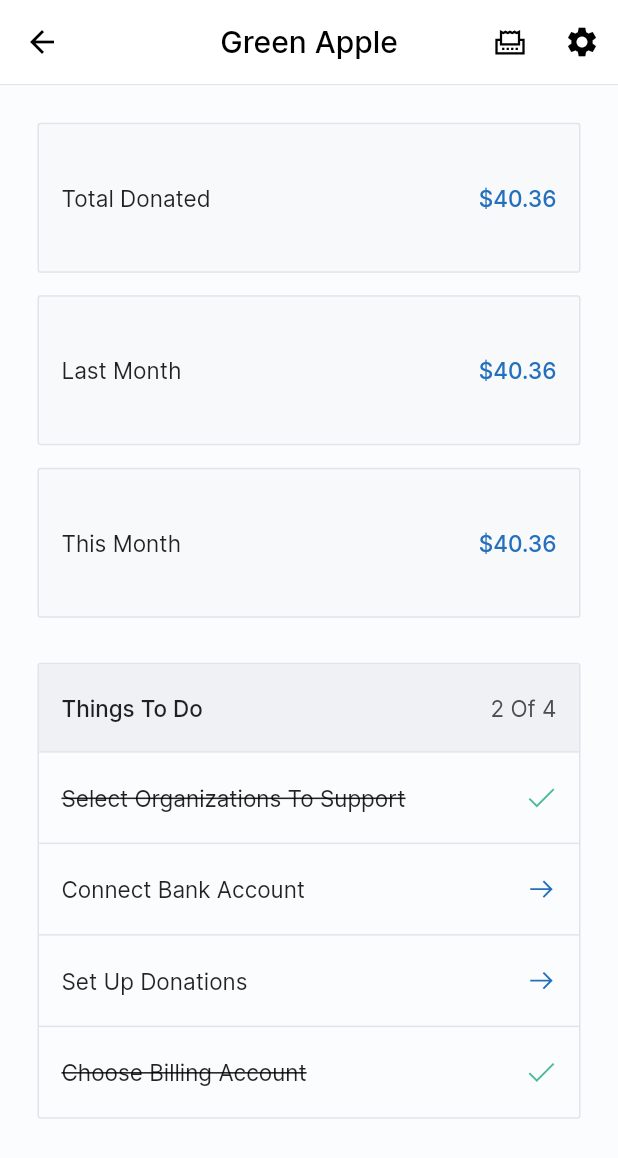
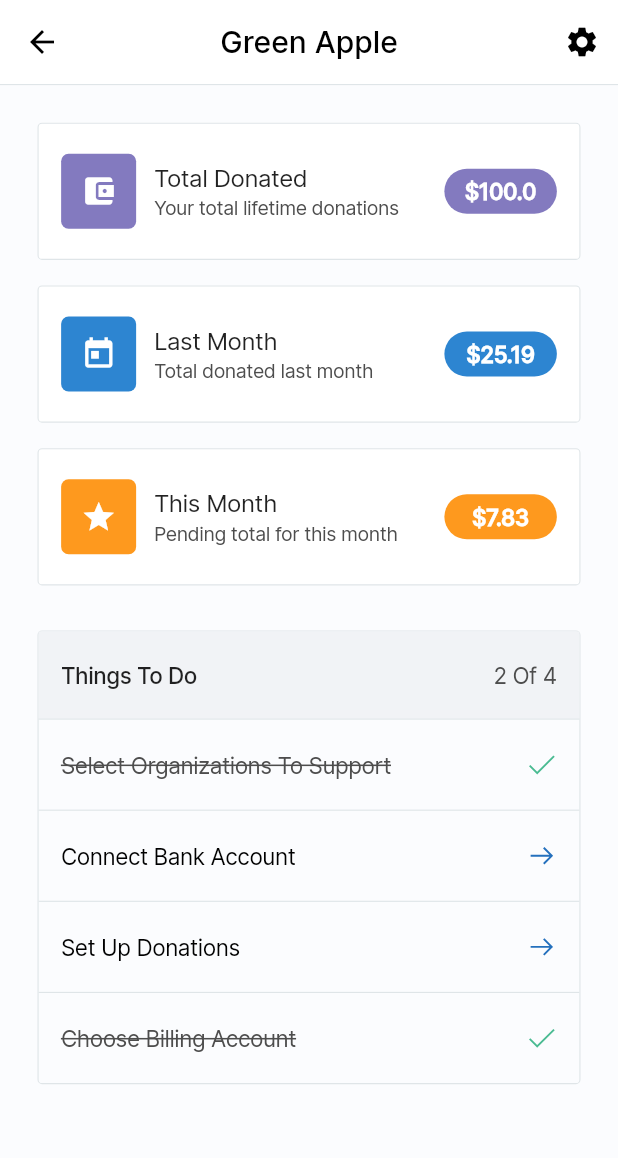
Before and after one commit to ReziaBanks/FyrePay, a Flutter app: the NewHomePage screen opened directly, on a phone screen of 412 x 824 dp. Shown: the top 1158 px of the screen. Run offline on Flutter 3.47's test engine with Material 2 defaults, Android fonts, the phone set to English and light mode, and no system bars; our stand-ins replace cached_network_image, cloud_firestore, firebase_auth, firebase_core, flutter_slidable, flutter_vector_icons and 3 more; accounts and stored records are empty.

Commit message:
FMA-6 Redesign Home Page (#11)

```diff
--- /dev/null
+++ b/lib/Components/Metric/metric_components.dart
@@ -0,0 +1,91 @@
+import 'package:flutter/material.dart';
+import 'package:green_apple_pay/Utility/Classes/Metric/metric_class.dart';
+import 'package:green_apple_pay/Utility/Misc/constants.dart';
+
+class AppMetricCard extends StatelessWidget {
+  final AppMetric metric;
+  final Function()? onPressed;
+
+  AppMetricCard(
+    this.metric, {
+    this.onPressed,
+  });
+
+  @override
+  Widget build(BuildContext context) {
+    return Material(
+      color: kWhiteColor,
+      borderRadius: BorderRadius.circular(3),
+      child: InkWell(
+        borderRadius: BorderRadius.circular(3),
+        onTap: onPressed,
+        child: Container(
+          padding: EdgeInsets.symmetric(horizontal: 15, vertical: 20),
+          decoration: BoxDecoration(
+            borderRadius: BorderRadius.circular(3),
+            border: Border.all(
+              width: 0.75,
+              color: Color(0xFFDFE5E8),
+            ),
+          ),
+          child: Row(
+            children: [
+              Container(
+                height: 50,
+                width: 50,
+                decoration: BoxDecoration(
+                    color: metric.color, borderRadius: BorderRadius.circular(5)),
+                child: Icon(
+                  metric.iconData,
+                  color: kWhiteColor,
+                ),
+              ),
+              SizedBox(width: 12),
+              Expanded(
+                child: Column(
+                  crossAxisAlignment: CrossAxisAlignment.start,
+                  children: [
+                    Text(
+                      metric.title,
+                      style: TextStyle(
+                        fontSize: 16,
+                        letterSpacing: kLetterSpacing,
+                      ),
+                    ),
+                    SizedBox(height: 3),
+                    Text(
+                      metric.subtitle,
+                      style: TextStyle(
+                        fontSize: 13,
+                        color: kGray4DColor,
+                        letterSpacing: kLetterSpacing,
+                      ),
+                    ),
+                  ],
+                ),
+              ),
+              SizedBox(width: 18),
+              Container(
+                height: 30,
+                width: 75,
+                decoration: BoxDecoration(
+                    color: metric.color, borderRadius: BorderRadius.circular(15)),
+                child: Center(
+                  child: Text(
+                    '\$${metric.cost}',
+                    style: TextStyle(
+                      letterSpacing: kLetterSpacing,
+                      color: kWhiteColor,
+                      fontSize: 15,
+                      fontWeight: FontWeight.w700,
+                    ),
+                  ),
+                ),
+              ),
+            ],
+          ),
+        ),
+      ),
+    );
+  }
+}
--- a/lib/Screens/Home/new_home_page.dart
+++ b/lib/Screens/Home/new_home_page.dart
@@ -2,11 +2,14 @@ import 'dart:ui';
 import 'package:flutter/cupertino.dart';
 import 'package:flutter/material.dart';
 import 'package:green_apple_pay/Components/Basic/app_components.dart';
-import 'package:green_apple_pay/Screens/Donations/all_donations_page.dart';
+import 'package:green_apple_pay/Components/Metric/metric_components.dart';
 import 'package:green_apple_pay/Screens/Explore/Banking/banking_setup_page.dart';
 import 'package:green_apple_pay/Screens/Settings/donation_settings_page.dart';
+import 'package:green_apple_pay/Screens/Settings/settings_page.dart';
+import 'package:green_apple_pay/Utility/Classes/Metric/metric_class.dart';
 import 'package:green_apple_pay/Utility/Functions/app_functions.dart';
 import 'package:green_apple_pay/Utility/Misc/constants.dart';
+import 'package:green_apple_pay/Utility/Misc/data.dart';
 import 'package:line_icons/line_icons.dart';
 
 class NewHomePage extends StatefulWidget {
@@ -15,6 +18,8 @@ class NewHomePage extends StatefulWidget {
 }
 
 class _NewHomePageState extends State<NewHomePage> {
+  List<AppMetric> metricList = AppData.metricList;
+
   @override
   Widget build(BuildContext context) {
     return Scaffold(
@@ -28,42 +33,41 @@ class _NewHomePageState extends State<NewHomePage> {
         bottom: AppBasic.appBarBorder(),
         actions: [
           IconButton(
-            icon: Icon(LineIcons.receipt),
-            onPressed: () {
-              AppFunctions.navigate(context, AllDonationsPage());
-            },
+            icon: Icon(Icons.settings),
+            onPressed: () => AppFunctions.navigate(context, SettingsPage()),
           ),
-          IconButton(onPressed: (){}, icon: Icon(Icons.settings),),
         ],
       ),
       body: ListView(
         padding: kAppPadding,
+        physics: ClampingScrollPhysics(),
         children: [
-          AppCard(
-            title: 'Total Donated',
-          ),
-          SizedBox(height: 15),
-          AppCard(
-            title: 'Last Month',
-          ),
-          SizedBox(height: 15),
-          AppCard(
-            title: 'This Month',
+          ListView.separated(
+            itemCount: metricList.length,
+            shrinkWrap: true,
+            padding: EdgeInsets.zero,
+            physics: NeverScrollableScrollPhysics(),
+            separatorBuilder: (context, index) => SizedBox(height: 17),
+            itemBuilder: (context, index) {
+              AppMetric metric = metricList[index];
+              return AppMetricCard(metric, onPressed: () {});
+            },
           ),
           SizedBox(height: 30),
           Container(
             decoration: BoxDecoration(
               border: Border.all(
                 color: Color(0xFFDFE5E8),
+                width: 0.75,
               ),
-              borderRadius: BorderRadius.circular(2),
+              borderRadius: BorderRadius.circular(3),
             ),
             child: Column(
               crossAxisAlignment: CrossAxisAlignment.start,
               children: [
                 Container(
                   padding: EdgeInsets.symmetric(horizontal: 15, vertical: 20),
-                  color: kLightPrimaryColor,
+                  color: Color(0xFFF1F3F6),
                   child: Row(
                     mainAxisAlignment: MainAxisAlignment.spaceBetween,
                     children: [
@@ -71,6 +75,7 @@ class _NewHomePageState extends State<NewHomePage> {
                         'Things To Do',
                         style: TextStyle(
                           fontSize: 15,
+                          letterSpacing: kLetterSpacing,
                           fontWeight: FontWeight.w500,
                         ),
                       ),
@@ -78,6 +83,7 @@ class _NewHomePageState extends State<NewHomePage> {
                         '2 Of 4',
                         style: TextStyle(
                           color: kGray4DColor,
+                          letterSpacing: kLetterSpacing,
                           fontSize: 15,
                         ),
                       ),
@@ -85,18 +91,19 @@ class _NewHomePageState extends State<NewHomePage> {
                   ),
                 ),
                 Divider(
-                  height: 1,
-                  thickness: 1,
+                  height: 0.75,
+                  thickness: 0.75,
                   color: Color(0xFFDFE5E8),
                 ),
                 AppCheckListTile(
                   title: 'Select Organizations To Support',
                   isChecked: true,
+                  onPressed: (){},
                 ),
                 Divider(
-                  thickness: 1,
+                  thickness: 0.75,
                   color: Color(0xFFDFE5E8),
-                  height: 1,
+                  height: 0.75,
                 ),
                 AppCheckListTile(
                   title: 'Connect Bank Account',
@@ -106,8 +113,8 @@ class _NewHomePageState extends State<NewHomePage> {
                   },
                 ),
                 Divider(
-                  thickness: 1,
-                  height: 1,
+                  thickness: 0.75,
+                  height: 0.75,
                   color: Color(0xFFDFE5E8),
                 ),
                 AppCheckListTile(
@@ -118,13 +125,14 @@ class _NewHomePageState extends State<NewHomePage> {
                   },
                 ),
                 Divider(
-                  thickness: 1,
-                  height: 1,
+                  thickness: 0.75,
+                  height: 0.75,
                   color: Color(0xFFDFE5E8),
                 ),
                 AppCheckListTile(
                   title: 'Choose Billing Account',
                   isChecked: true,
+                  onPressed: (){},
                 ),
               ],
             ),
@@ -159,6 +167,8 @@ class AppCheckListTile extends StatelessWidget {
               title,
               style: TextStyle(
                 fontSize: 15,
+                letterSpacing: kLetterSpacing,
+                color: isChecked ? kGray4DColor : kBlackColor,
                 decoration: isChecked
                     ? TextDecoration.lineThrough
                     : TextDecoration.none,
@@ -175,47 +185,3 @@ class AppCheckListTile extends StatelessWidget {
     );
   }
 }
-
-class AppCard extends StatelessWidget {
-  final Function()? onPressed;
-  final String title;
-
-  AppCard({
-    required this.title,
-    this.onPressed,
-  });
-
-  @override
-  Widget build(BuildContext context) {
-    return Container(
-      height: 100,
-      padding: EdgeInsets.symmetric(horizontal: 15),
-      decoration: BoxDecoration(
-        color: Color(0xFFF8F9FA),
-        borderRadius: BorderRadius.circular(2),
-        border: Border.all(
-          color: Color(0xFFDFE5E8),
-        ),
-      ),
-      child: Row(
-        mainAxisAlignment: MainAxisAlignment.spaceBetween,
-        children: [
-          Text(
-            title,
-            style: TextStyle(
-              fontSize: 15,
-            ),
-          ),
-          Text(
-            '\$40.36',
-            style: TextStyle(
-              fontSize: 15,
-              fontWeight: FontWeight.w500,
-              color: kPrimaryColor,
-            ),
-          ),
-        ],
-      ),
-    );
-  }
-}
--- a/lib/Screens/Settings/settings_page.dart
+++ b/lib/Screens/Settings/settings_page.dart
@@ -105,6 +105,7 @@ class _SettingsPageState extends State<SettingsPage> {
           progressIndicator: AppProgressIndicator(),
           child: Scaffold(
             appBar: AppBar(
+              leading: AppBackIconButton(),
               title: Text('Settings', style: kAppBarHeavyTextStyle),
               centerTitle: true,
             ),
--- /dev/null
+++ b/lib/Utility/Classes/Metric/metric_class.dart
@@ -0,0 +1,17 @@
+import 'package:flutter/material.dart';
+
+class AppMetric {
+  final String title;
+  final String subtitle;
+  final double cost;
+  final Color color;
+  final IconData iconData;
+
+  AppMetric({
+    required this.title,
+    required this.subtitle,
+    required this.cost,
+    required this.color,
+    required this.iconData,
+  });
+}
--- a/lib/Utility/Misc/constants.dart
+++ b/lib/Utility/Misc/constants.dart
@@ -40,3 +40,6 @@ const kManagedOrganizationId = 'ManagedOrganizations';
 
 // Fonts
 const String kInter = 'Inter';
+
+// Letter Spacing
+const double kLetterSpacing = -0.3;
--- a/lib/Utility/Misc/data.dart
+++ b/lib/Utility/Misc/data.dart
@@ -1,3 +1,5 @@
+import 'package:flutter/material.dart';
+import 'package:green_apple_pay/Utility/Classes/Metric/metric_class.dart';
 import 'package:green_apple_pay/Utility/Classes/Table/table_class.dart';
 import 'package:green_apple_pay/Utility/Classes/organization.dart';
 
@@ -109,4 +111,28 @@ class AppData {
   ];
 
   static String aboutUsS1 = 'Pencils of Promise, also known as PoP for short, is a non-profit organization that builds schools and increases educational opportunities in the developing world. Pencils of Promise was founded by Adam Braun in October 2008. It is a 501 organization with education programs in Laos, Guatemala and Ghana.';
+
+  static List<AppMetric> metricList = [
+    AppMetric(
+      title: 'Total Donated',
+      subtitle: 'Your total lifetime donations',
+      cost: 100,
+      color: Color(0xFF837ABF),
+      iconData: Icons.account_balance_wallet,
+    ),
+    AppMetric(
+      title: 'Last Month',
+      subtitle: 'Total donated last month',
+      cost: 25.19,
+      color: Color(0xFF2D85D1),
+      iconData: Icons.today,
+    ),
+    AppMetric(
+      title: 'This Month',
+      subtitle: 'Pending total for this month',
+      cost: 7.83,
+      color: Color(0xFFFE991E),
+      iconData: Icons.star,
+    ),
+  ];
 }
```
